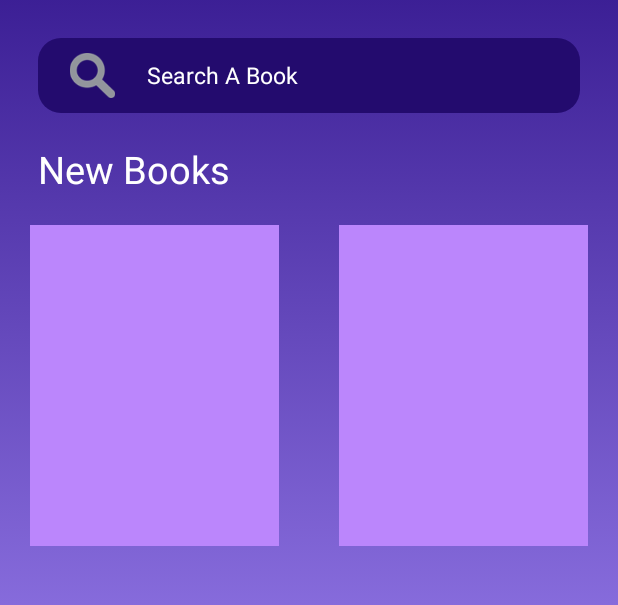
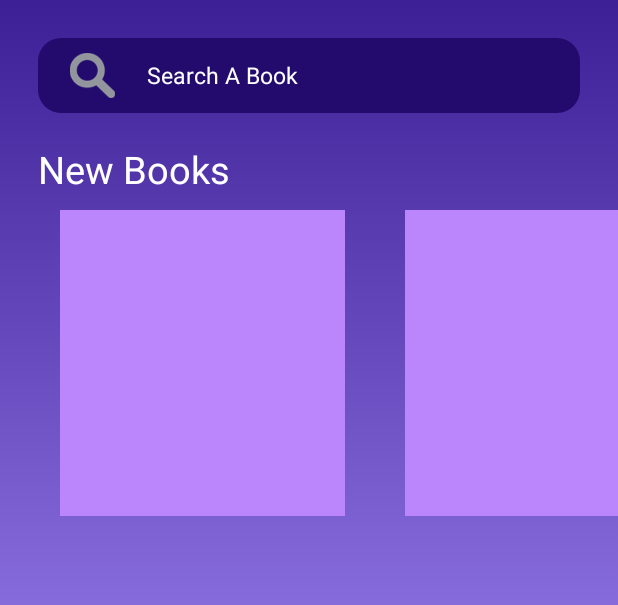
Before and after one commit to avinashbaliga/libraryApp, an Android app: the screen it shows after launch (MainActivity), on a phone screen of 412 x 824 dp, the part 106-711 px from its top. Run offline under Robolectric (Android 15) with nearby library versions, the light colour scheme and no system bars; network calls fail; Roboto replaces fonts that are not available here; 1 statement that could not run was skipped.

Commit message:
creating new books ui and ktor call

```diff
--- a/app/src/main/java/com/avinash/libraryapp/fragments/DashboardFragment.kt
+++ b/app/src/main/java/com/avinash/libraryapp/fragments/DashboardFragment.kt
@@ -8,8 +8,12 @@ import android.view.ViewGroup
 import android.widget.ImageView
 import android.widget.SearchView
 import androidx.fragment.app.Fragment
+import androidx.recyclerview.widget.LinearLayoutManager
+import androidx.recyclerview.widget.RecyclerView
 import com.avinash.libraryapp.R
 import com.avinash.libraryapp.databinding.FragmentDashboardBinding
+import com.avinash.libraryapp.network.LibraryBookData
+import com.avinash.libraryapp.recyclerViewAdapters.NewBookRvAdapter
 
 class DashboardFragment : Fragment() {
 
@@ -20,6 +24,15 @@ class DashboardFragment : Fragment() {
         savedInstanceState: Bundle?
     ): View? {
         dashboardBinding = FragmentDashboardBinding.inflate(inflater, container, false)
+        initiateNewBookView()
+        LibraryBookData.getListOfBooks()
         return dashboardBinding.root
     }
+
+    private fun initiateNewBookView() {
+        var newBookRecyclerView: RecyclerView = dashboardBinding.newBookRV
+        newBookRecyclerView.layoutManager =
+            LinearLayoutManager(this.context, LinearLayoutManager.HORIZONTAL, false)
+        newBookRecyclerView.adapter = NewBookRvAdapter()
+    }
 }
--- /dev/null
+++ b/app/src/main/java/com/avinash/libraryapp/network/ApiConstants.kt
@@ -0,0 +1,6 @@
+package com.avinash.libraryapp.network
+
+object ApiConstants {
+    const val BASE_URL = "https://simple-books-api.glitch.me"
+    const val LIST_OF_BOOKS = "/books"
+}
--- /dev/null
+++ b/app/src/main/java/com/avinash/libraryapp/network/LibraryBookData.kt
@@ -0,0 +1,29 @@
+package com.avinash.libraryapp.network
+
+import com.avinash.libraryapp.responseModels.ListOfBooksItem
+import com.avinash.libraryapp.utils.ManageScopes
+import io.ktor.client.call.body
+import io.ktor.client.request.get
+import io.ktor.client.request.url
+import kotlinx.coroutines.async
+import kotlinx.coroutines.launch
+
+class LibraryBookData {
+
+    companion object {
+
+        fun getListOfBooks(): List<ListOfBooksItem>? {
+            var listOfBookItems: List<ListOfBooksItem>? = null
+            ManageScopes.getCoroutineScope().launch {
+                listOfBookItems = NetworkHandle().getHttpClient().get {
+                    url(ApiConstants.BASE_URL+ApiConstants.LIST_OF_BOOKS)
+                }.body()
+            }
+
+            println(listOfBookItems)
+            println(listOfBookItems?.size)
+
+            return listOfBookItems
+        }
+    }
+}
--- /dev/null
+++ b/app/src/main/java/com/avinash/libraryapp/network/NetworkHandle.kt
@@ -0,0 +1,21 @@
+package com.avinash.libraryapp.network
+
+import io.ktor.client.HttpClient
+import io.ktor.client.plugins.contentnegotiation.ContentNegotiation
+import io.ktor.client.plugins.observer.ResponseObserver
+import io.ktor.serialization.kotlinx.KotlinxSerializationConverter
+import io.ktor.serialization.kotlinx.json.json
+import kotlinx.serialization.json.Json
+import kotlinx.serialization.serializer
+
+class NetworkHandle {
+
+    fun getHttpClient(): HttpClient = HttpClient {
+        install(ContentNegotiation) {
+            json(Json {
+                isLenient = true
+                ignoreUnknownKeys = true
+            })
+        }
+    }
+}
--- /dev/null
+++ b/app/src/main/java/com/avinash/libraryapp/recyclerViewAdapters/NewBookRvAdapter.kt
@@ -0,0 +1,29 @@
+package com.avinash.libraryapp.recyclerViewAdapters
+
+import android.view.LayoutInflater
+import android.view.View
+import android.view.ViewGroup
+import androidx.recyclerview.widget.RecyclerView
+import com.avinash.libraryapp.databinding.NewBookHorizontalBinding
+
+class NewBookRvAdapter : RecyclerView.Adapter<NewBookRvAdapter.ViewHolder>() {
+
+    private lateinit var newBookHorizontalBinding: NewBookHorizontalBinding
+
+    override fun onCreateViewHolder(parent: ViewGroup, viewType: Int): ViewHolder {
+        newBookHorizontalBinding =
+            NewBookHorizontalBinding.inflate(LayoutInflater.from(parent.context), parent, false)
+        return ViewHolder(newBookHorizontalBinding)
+    }
+
+    override fun getItemCount(): Int {
+        return 5
+    }
+
+    override fun onBindViewHolder(holder: ViewHolder, position: Int) {
+    }
+
+    class ViewHolder(newBookBinding: NewBookHorizontalBinding) :
+        RecyclerView.ViewHolder(newBookBinding.root) {
+    }
+}
--- /dev/null
+++ b/app/src/main/java/com/avinash/libraryapp/responseModels/ListOfBooksItemItem.kt
@@ -0,0 +1,17 @@
+package com.avinash.libraryapp.responseModels
+
+
+import kotlinx.serialization.SerialName
+import kotlinx.serialization.Serializable
+
+@Serializable
+data class ListOfBooksItem(
+    @SerialName("available")
+    val available: Boolean,
+    @SerialName("id")
+    val id: Int,
+    @SerialName("name")
+    val name: String,
+    @SerialName("type")
+    val type: String
+)
--- /dev/null
+++ b/app/src/main/java/com/avinash/libraryapp/utils/ManageScopes.kt
@@ -0,0 +1,8 @@
+package com.avinash.libraryapp.utils
+
+import kotlinx.coroutines.CoroutineScope
+import kotlinx.coroutines.Dispatchers
+
+object ManageScopes {
+    fun getCoroutineScope() = CoroutineScope(Dispatchers.Default)
+}
--- /dev/null
+++ b/app/src/main/java/com/avinash/libraryapp/viewModels/DashboardFragmentViewModel.kt
@@ -0,0 +1,8 @@
+package com.avinash.libraryapp.viewModels
+
+import androidx.lifecycle.ViewModel
+
+class DashboardFragmentViewModel: ViewModel() {
+
+
+}
--- a/app/src/main/res/layout/fragment_dashboard.xml
+++ b/app/src/main/res/layout/fragment_dashboard.xml
@@ -70,42 +70,14 @@
             <androidx.constraintlayout.widget.ConstraintLayout
                 android:layout_width="match_parent"
                 android:layout_height="0dp"
-                android:layout_marginBottom="@dimen/new_book_margin_bottom"
+                android:layout_marginBottom="40dp"
                 android:orientation="horizontal"
                 app:layout_constraintBottom_toBottomOf="parent"
                 app:layout_constraintTop_toBottomOf="@id/latestBooksTV">
-
-                <androidx.constraintlayout.widget.ConstraintLayout
-                    android:id="@+id/newBookOne"
-                    android:layout_width="0dp"
-                    android:layout_height="match_parent"
-                    android:padding="@dimen/new_book_padding"
-                    app:layout_constraintEnd_toStartOf="@id/newBookTwo"
-                    app:layout_constraintHorizontal_weight="0.5"
-                    app:layout_constraintStart_toStartOf="parent">
-
-                    <ImageView
-                        android:layout_width="match_parent"
-                        android:layout_height="match_parent"
-                        android:background="@color/purple_200"/>
-
-                </androidx.constraintlayout.widget.ConstraintLayout>
-
-                <androidx.constraintlayout.widget.ConstraintLayout
-                    android:id="@+id/newBookTwo"
-                    android:layout_width="0dp"
-                    android:layout_height="match_parent"
-                    android:padding="@dimen/new_book_padding"
-                    app:layout_constraintEnd_toEndOf="parent"
-                    app:layout_constraintHorizontal_weight="0.5"
-                    app:layout_constraintStart_toEndOf="@id/newBookOne">
-
-                    <ImageView
-                        android:layout_width="match_parent"
-                        android:layout_height="match_parent"
-                        android:background="@color/purple_200"/>
-                </androidx.constraintlayout.widget.ConstraintLayout>
-
+                <androidx.recyclerview.widget.RecyclerView
+                    android:id="@+id/newBookRV"
+                    android:layout_width="match_parent"
+                    android:layout_height="match_parent"/>
 
             </androidx.constraintlayout.widget.ConstraintLayout>
 
--- /dev/null
+++ b/app/src/main/res/layout/new_book_horizontal.xml
@@ -0,0 +1,22 @@
+<?xml version="1.0" encoding="utf-8"?>
+<androidx.constraintlayout.widget.ConstraintLayout xmlns:android="http://schemas.android.com/apk/res/android"
+    android:layout_width="230dp"
+    android:layout_height="match_parent"
+    android:orientation="horizontal">
+
+    <LinearLayout
+        android:layout_width="match_parent"
+        android:layout_height="match_parent"
+        android:orientation="horizontal">
+
+        <ImageView
+            android:id="@+id/newbook"
+            android:layout_width="match_parent"
+            android:layout_height="match_parent"
+            android:layout_marginLeft="40dp"
+            android:layout_marginBottom="40dp"
+            android:layout_marginTop="10dp"
+            android:background="@color/purple_200"/>
+    </LinearLayout>
+
+</androidx.constraintlayout.widget.ConstraintLayout>
--- a/app/src/main/res/values/dimens.xml
+++ b/app/src/main/res/values/dimens.xml
@@ -3,5 +3,4 @@
     <dimen name="search_icon_height">50dp</dimen>
     <dimen name="search_icon_padding">10dp</dimen>
     <dimen name="new_book_padding">20dp</dimen>
-    <dimen name="new_book_margin_bottom">40dp</dimen>
 </resources>
```
